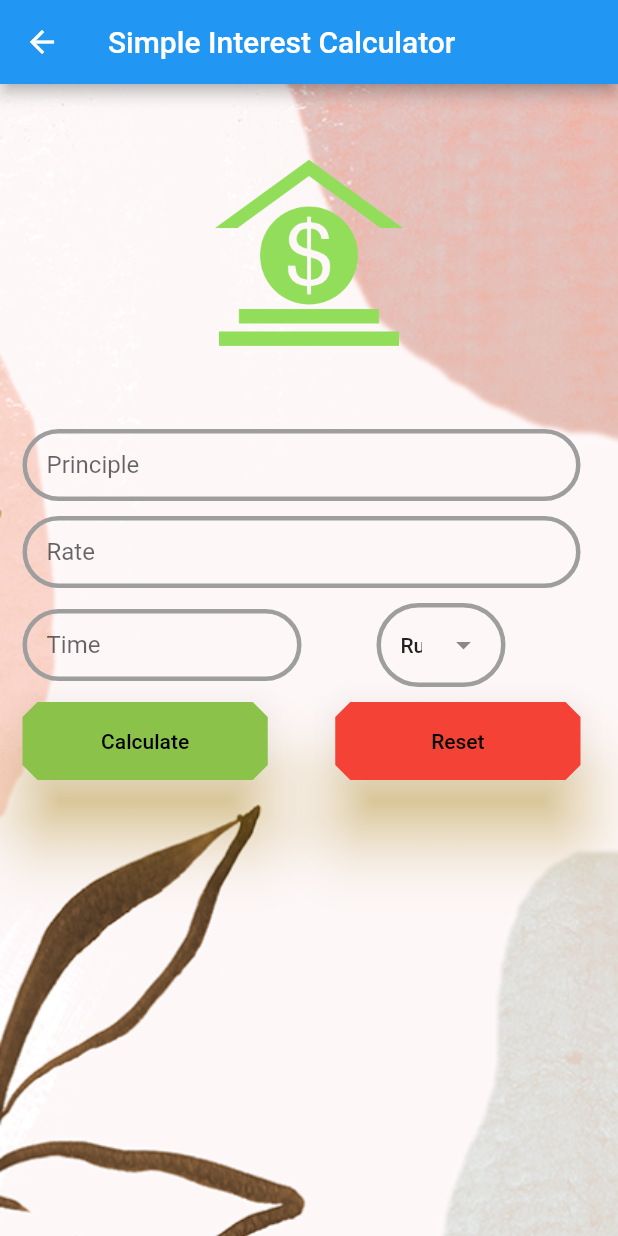
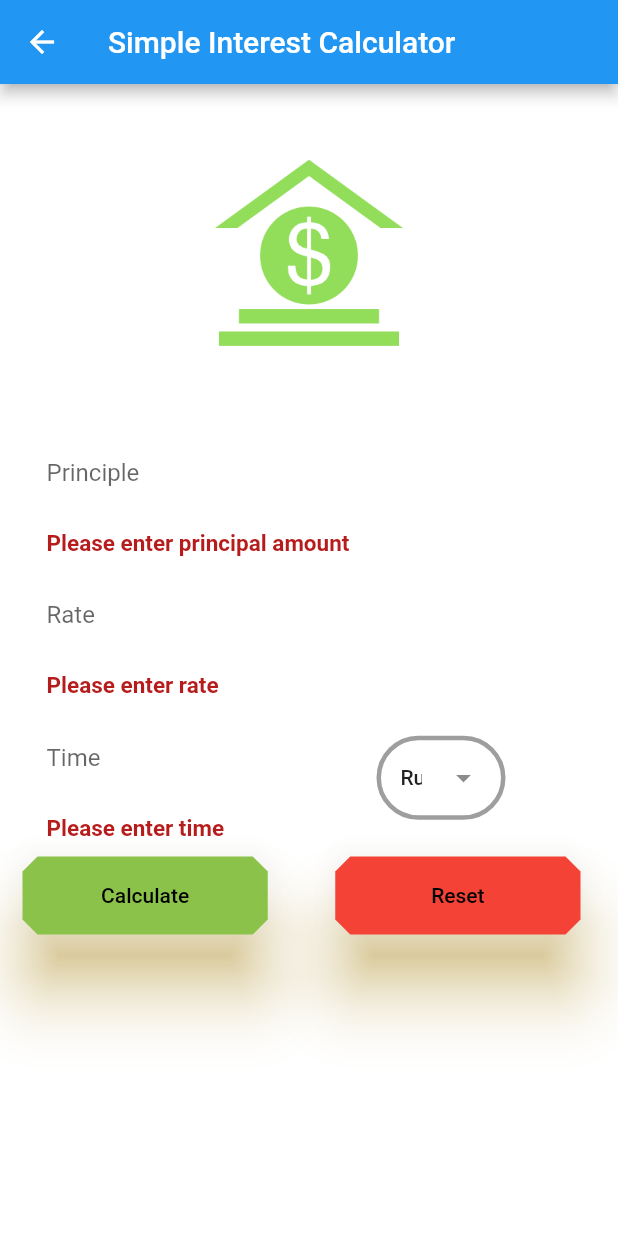
Before and after one commit to nishamghimire5/Economics-YoYo, a Flutter app: the SimpleIntrestCalculator screen opened directly, after a tap on "Calculate", on a phone screen of 412 x 824 dp. Run offline on Flutter 3.47's test engine with Material 2 defaults, Android fonts, the phone set to English and light mode, and no system bars.

Commit message:
working fine

```diff
--- a/lib/formulas/simple_interest.dart
+++ b/lib/formulas/simple_interest.dart
@@ -1,6 +1,7 @@
 // ignore_for_file: prefer_const_literals_to_create_immutables, prefer_const_constructors
 
 import 'package:flutter/material.dart';
+import 'package:flutter/services.dart';
 
 class SimpleIntrestCalculator extends StatefulWidget {
   const SimpleIntrestCalculator({super.key});
@@ -9,6 +10,8 @@
   State<SimpleIntrestCalculator> createState() =>
       _SimpleIntrestCalculatorState();
 }
+
+var _formKey = GlobalKey<FormState>();
 
 const List<String> _currencies = <String>['Rupees', 'Dollars', 'Pounds'];
 
@@ -28,13 +31,14 @@
       appBar: AppBar(
         title: const Text("Simple Interest Calculator"),
       ),
-      body: Container(
-        decoration: const BoxDecoration(
-          image: DecorationImage(
-            image: AssetImage('assets/images/Bitmap.png'),
-            fit: BoxFit.cover,
-          ),
-        ),
+      body: Form(
+        key: _formKey,
+        // decoration: const BoxDecoration(
+        //   image: DecorationImage(
+        //     image: AssetImage('assets/images/Bitmap.png'),
+        //     fit: BoxFit.cover,
+        //   ),
+        // ),
         child: Container(
           // margin: EdgeInsets.all(_minimumPadding * 2),
           decoration: BoxDecoration(
@@ -50,11 +54,26 @@
                   top: _minimumPadding,
                   bottom: _minimumPadding,
                 ),
-                child: TextField(
+                child: TextFormField(
                   controller: principalController,
+                  validator: (String? value) {
+                    if (value == null || value.isEmpty) {
+                      return 'Please enter principal amount';
+                    }
+                    return null;
+                  },
+                  //for number only
                   keyboardType: TextInputType.number,
+                  inputFormatters: <TextInputFormatter>[
+                    FilteringTextInputFormatter.digitsOnly
+                  ],
                   style: TextStyle(color: Colors.black87),
                   decoration: InputDecoration(
+                    errorStyle: TextStyle(
+                      color: Colors.red[900],
+                      fontWeight: FontWeight.bold,
+                      fontSize: 15,
+                    ),
                     enabledBorder: OutlineInputBorder(
                       borderSide: BorderSide(
                         width: 3,
@@ -77,11 +96,26 @@
                   top: _minimumPadding,
                   bottom: _minimumPadding,
                 ),
-                child: TextField(
+                child: TextFormField(
+                  validator: (String? value) {
+                    if (value == null || value.isEmpty) {
+                      return 'Please enter rate';
+                    }
+                    return null;
+                  },
                   controller: roiController,
+                  //for number only
                   keyboardType: TextInputType.number,
+                  inputFormatters: <TextInputFormatter>[
+                    FilteringTextInputFormatter.digitsOnly
+                  ],
                   style: TextStyle(color: Colors.black87),
                   decoration: InputDecoration(
+                    errorStyle: TextStyle(
+                      color: Colors.red[900],
+                      fontWeight: FontWeight.bold,
+                      fontSize: 15,
+                    ),
                     enabledBorder: OutlineInputBorder(
                       borderSide: BorderSide(
                         width: 3,
@@ -107,11 +141,26 @@
                 child: Row(
                   children: <Widget>[
                     Expanded(
-                      child: TextField(
+                      child: TextFormField(
+                        validator: (String? value) {
+                          if (value == null || value.isEmpty) {
+                            return 'Please enter time';
+                          }
+                          return null;
+                        },
                         controller: termController,
+                        //for number only
                         keyboardType: TextInputType.number,
+                        inputFormatters: <TextInputFormatter>[
+                          FilteringTextInputFormatter.digitsOnly
+                        ],
                         style: TextStyle(color: Colors.black87),
                         decoration: InputDecoration(
+                          errorStyle: TextStyle(
+                            color: Colors.red[900],
+                            fontWeight: FontWeight.bold,
+                            fontSize: 15,
+                          ),
                           enabledBorder: OutlineInputBorder(
                             borderSide: BorderSide(
                               width: 3,
@@ -183,7 +232,9 @@
                         ),
                         onPressed: () {
                           setState(() {
-                            displayResult = _calculateTotalReturns();
+                            if (_formKey.currentState?.validate() == true) {
+                              displayResult = _calculateTotalReturns();
+                            }
                           });
                         },
                         child: Text('Calculate'),
@@ -259,6 +310,7 @@
     setState(() {
       _dropdownValue = _currencies.first;
       displayResult = '';
+      _formKey.currentState!.reset();
     });
   }
 }
```
